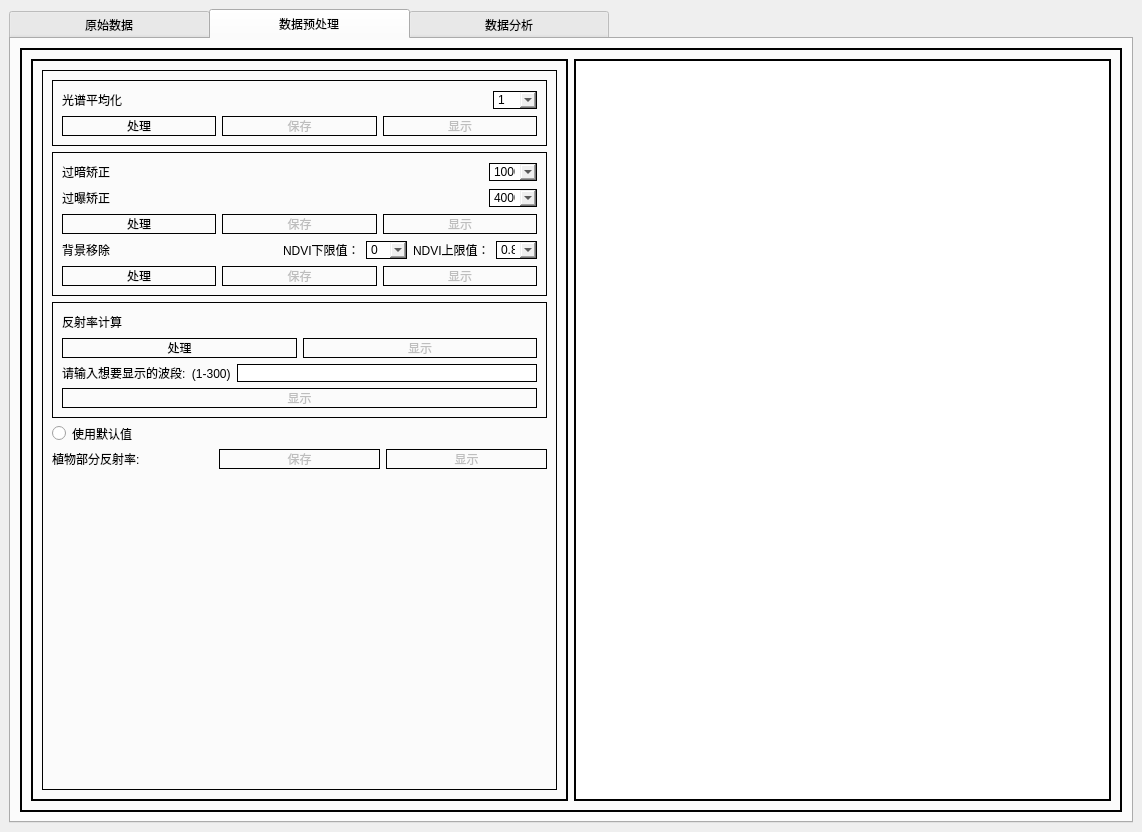
InfiniteTree/HSI-Data-Processing, file MainWindow.ui: the form before one commit.
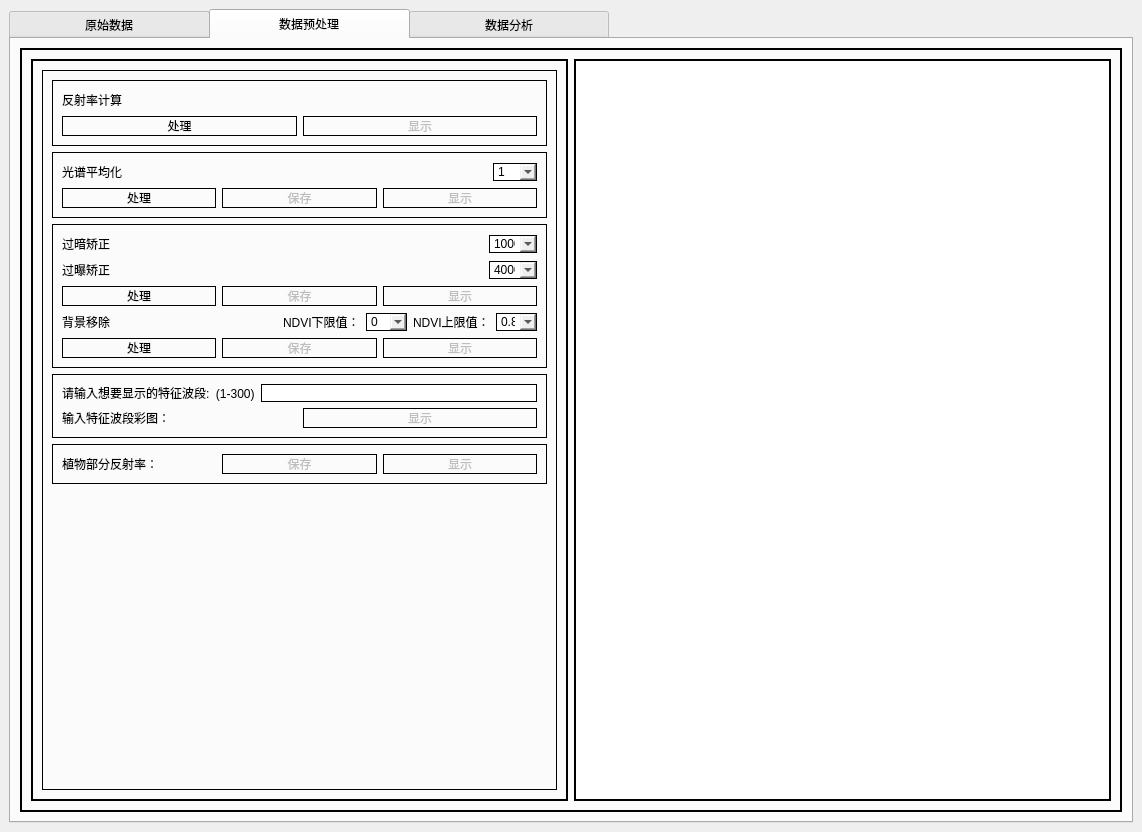
The form after the commit. The open tabs and pages were chosen to show the change. Icons and pictures are not drawn.

Diff of the .ui file:
```diff
--- a/MainWindow.ui
+++ b/MainWindow.ui
@@ -700,6 +700,75 @@
                  <enum>QFrame::Raised</enum>
                 </property>
                 <layout class="QVBoxLayout" name="verticalLayout_4">
+                 <item>
+                  <widget class="QFrame" name="frame_20">
+                   <property name="frameShape">
+                    <enum>QFrame::StyledPanel</enum>
+                   </property>
+                   <property name="frameShadow">
+                    <enum>QFrame::Raised</enum>
+                   </property>
+                   <layout class="QVBoxLayout" name="verticalLayout_21">
+                    <item>
+                     <layout class="QHBoxLayout" name="horizontalLayout_56">
+                      <item>
+                       <widget class="QLabel" name="label_19">
+                        <property name="styleSheet">
+                         <string notr="true">Border:None;</string>
+                        </property>
+                        <property name="text">
+                         <string>反射率计算</string>
+                        </property>
+                       </widget>
+                      </item>
+                      <item>
+                       <spacer name="horizontalSpacer_11">
+                        <property name="orientation">
+                         <enum>Qt::Horizontal</enum>
+                        </property>
+                        <property name="sizeHint" stdset="0">
+                         <size>
+                          <width>40</width>
+                          <height>20</height>
+                         </size>
+                        </property>
+                       </spacer>
+                      </item>
+                     </layout>
+                    </item>
+                    <item>
+                     <layout class="QHBoxLayout" name="horizontalLayout_57">
+                      <item>
+                       <widget class="QPushButton" name="RefGeneBtn">
+                        <property name="cursor">
+                         <cursorShape>PointingHandCursor</cursorShape>
+                        </property>
+                        <property name="text">
+                         <string>处理</string>
+                        </property>
+                       </widget>
+                      </item>
+                      <item>
+                       <widget class="QPushButton" name="RFCurveBtn">
+                        <property name="enabled">
+                         <bool>false</bool>
+                        </property>
+                        <property name="cursor">
+                         <cursorShape>PointingHandCursor</cursorShape>
+                        </property>
+                        <property name="text">
+                         <string>显示</string>
+                        </property>
+                       </widget>
+                      </item>
+                     </layout>
+                    </item>
+                    <item>
+                     <layout class="QHBoxLayout" name="horizontalLayout_60"/>
+                    </item>
+                   </layout>
+                  </widget>
+                 </item>
                  <item>
                   <widget class="QFrame" name="frame_19">
                    <property name="frameShape">
@@ -1168,60 +1237,6 @@
                     <enum>QFrame::Raised</enum>
                    </property>
                    <layout class="QVBoxLayout" name="verticalLayout_17">
-                    <item>
-                     <layout class="QHBoxLayout" name="horizontalLayout_11">
-                      <item>
-                       <widget class="QLabel" name="label_8">
-                        <property name="styleSheet">
-                         <string notr="true">Border:None;</string>
-                        </property>
-                        <property name="text">
-                         <string>反射率计算</string>
-                        </property>
-                       </widget>
-                      </item>
-                      <item>
-                       <spacer name="horizontalSpacer_7">
-                        <property name="orientation">
-                         <enum>Qt::Horizontal</enum>
-                        </property>
-                        <property name="sizeHint" stdset="0">
-                         <size>
-                          <width>40</width>
-                          <height>20</height>
-                         </size>
-                        </property>
-                       </spacer>
-                      </item>
-                     </layout>
-                    </item>
-                    <item>
-                     <layout class="QHBoxLayout" name="horizontalLayout_25">
-                      <item>
-                       <widget class="QPushButton" name="RefGeneBtn">
-                        <property name="cursor">
-                         <cursorShape>PointingHandCursor</cursorShape>
-                        </property>
-                        <property name="text">
-                         <string>处理</string>
-                        </property>
-                       </widget>
-                      </item>
-                      <item>
-                       <widget class="QPushButton" name="RFCurveBtn">
-                        <property name="enabled">
-                         <bool>false</bool>
-                        </property>
-                        <property name="cursor">
-                         <cursorShape>PointingHandCursor</cursorShape>
-                        </property>
-                        <property name="text">
-                         <string>显示</string>
-                        </property>
-                       </widget>
-                      </item>
-                     </layout>
-                    </item>
                     <item>
                      <layout class="QHBoxLayout" name="horizontalLayout_46">
                       <item>
@@ -1230,7 +1245,7 @@
                          <string notr="true">Border:None;</string>
                         </property>
                         <property name="text">
-                         <string>请输入想要显示的波段:  (1-300)</string>
+                         <string>请输入想要显示的特征波段:  (1-300)</string>
                         </property>
                        </widget>
                       </item>
@@ -1240,7 +1255,19 @@
                      </layout>
                     </item>
                     <item>
-                     <widget class="QPushButton" name="reflectShonBtn">
+                     <layout class="QHBoxLayout" name="horizontalLayout_55">
+                      <item>
+                       <widget class="QLabel" name="label_28">
+                        <property name="styleSheet">
+                         <string notr="true">Border:None;</string>
+                        </property>
+                        <property name="text">
+                         <string>输入特征波段彩图：</string>
+                        </property>
+                       </widget>
+                      </item>
+                      <item>
+                       <widget class="QPushButton" name="reflectShowBtn">
                       <property name="enabled">
                        <bool>false</bool>
                       </property>
@@ -1252,31 +1279,29 @@
                       </property>
                      </widget>
                     </item>
-                    <item>
-                     <layout class="QHBoxLayout" name="horizontalLayout_48"/>
+                     </layout>
                     </item>
                    </layout>
                   </widget>
                  </item>
                  <item>
-                  <widget class="QRadioButton" name="radioButton">
-                   <property name="styleSheet">
-                    <string notr="true">Border:None;</string>
+                  <widget class="QFrame" name="frame_21">
+                   <property name="frameShape">
+                    <enum>QFrame::StyledPanel</enum>
                    </property>
-                   <property name="text">
-                    <string>使用默认值</string>
+                   <property name="frameShadow">
+                    <enum>QFrame::Raised</enum>
                    </property>
-                  </widget>
-                 </item>
+                   <layout class="QVBoxLayout" name="verticalLayout_22">
                  <item>
-                  <layout class="QHBoxLayout" name="horizontalLayout_12">
+                     <layout class="QHBoxLayout" name="horizontalLayout_59">
                    <item>
-                    <widget class="QLabel" name="label_19">
+                       <widget class="QLabel" name="label_31">
                      <property name="styleSheet">
                       <string notr="true">Border:None;</string>
                      </property>
                      <property name="text">
-                      <string>植物部分反射率:</string>
+                         <string>植物部分反射率：</string>
                      </property>
                     </widget>
                    </item>
@@ -1305,6 +1330,9 @@
                    </item>
                   </layout>
                  </item>
+                   </layout>
+                  </widget>
+                 </item>
                  <item>
                   <spacer name="verticalSpacer">
                    <property name="orientation">
```
Left out of the diff: 119 changed lines with no effect on the pictures. Lines whose indentation alone changed are shown as unchanged.
